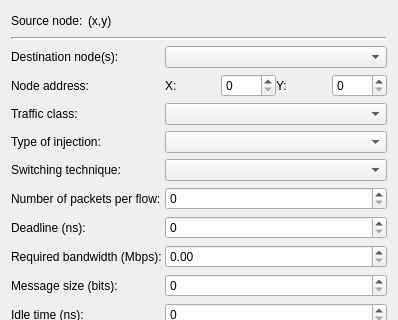
The window that RS/forms/TrafficConfigurationDialog.ui (leds-lab/redscarf) describes before a commit, drawn with Qt 5; both pictures show x 0 to 398 and y 0 to 320 of the 398 by 646 pixel window.
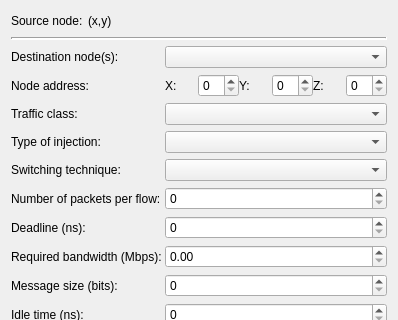
The same window after the commit.

Diff of the .ui file:
```diff
--- a/RS/forms/TrafficConfigurationDialog.ui
+++ b/RS/forms/TrafficConfigurationDialog.ui
@@ -160,6 +160,20 @@
          </item>
         </layout>
        </item>
+       <item>
+        <layout class="QHBoxLayout" name="horizontalLayout_6">
+         <item>
+          <widget class="QLabel" name="labelNodeAddressZ">
+           <property name="text">
+            <string>Z:</string>
+           </property>
+          </widget>
+         </item>
+         <item>
+          <widget class="QSpinBox" name="spinInNodeAddressZ"/>
+         </item>
+        </layout>
+       </item>
       </layout>
      </item>
      <item row="0" column="0">
```
